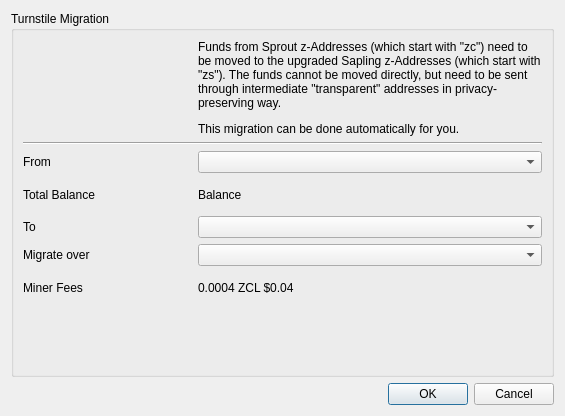
Old version of the form src/turnstile.ui in the repository zkcoreorg/zcl-qt-wallet.
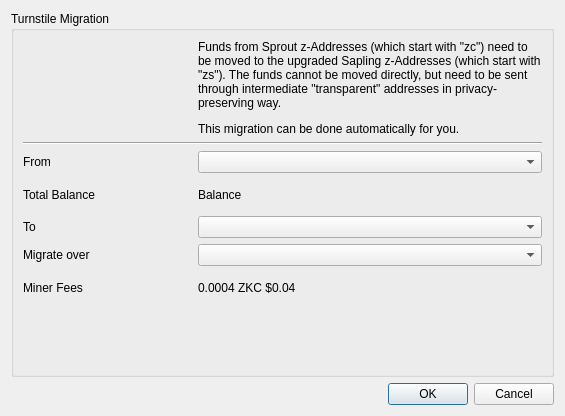
New version of the form. Custom widgets are drawn as their Qt base class.

The edit to the form file:
```diff
--- a/src/turnstile.ui
+++ b/src/turnstile.ui
@@ -159,7 +159,7 @@
            </sizepolicy>
           </property>
           <property name="text">
-           <string notr="true">0.0004 ZCL $0.04</string>
+           <string notr="true">0.0004 ZKC $0.04</string>
           </property>
           <property name="alignment">
            <set>Qt::AlignLeading|Qt::AlignLeft|Qt::AlignVCenter</set>
```
